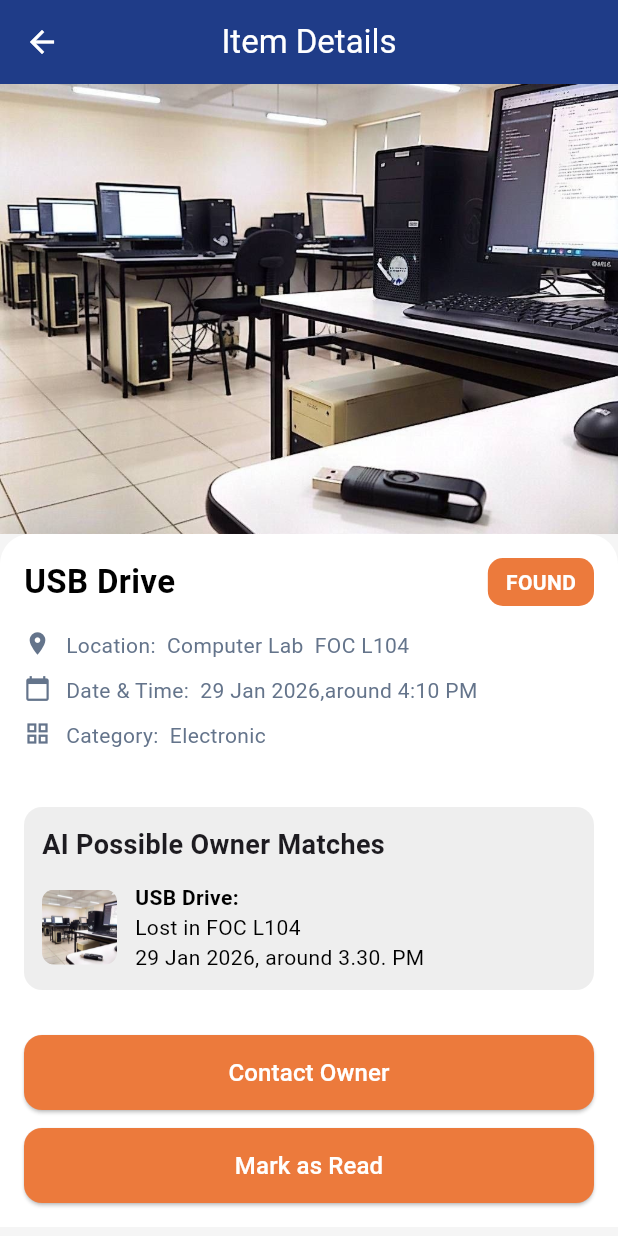
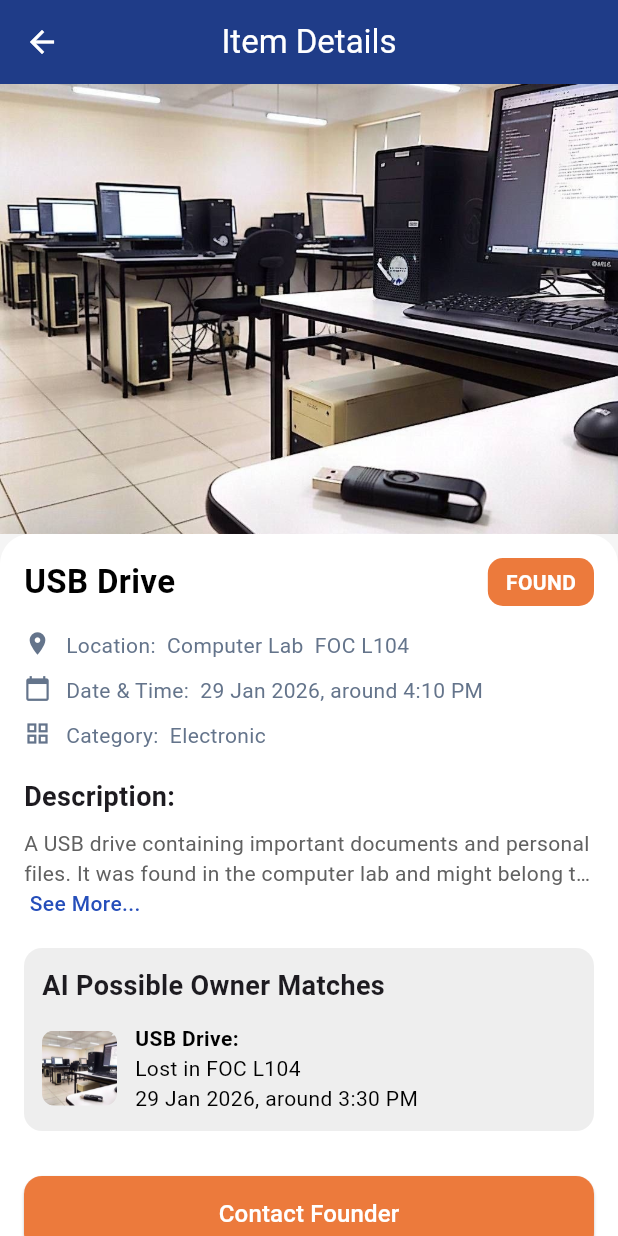
Before and after one commit to tajithtr/campus-lost-found-app, a Flutter app: the FoundItemDetailsScreen screen opened directly, on a phone screen of 412 x 824 dp. Run offline on Flutter 3.47's test engine with Material 3 defaults, Android fonts, the phone set to English and light mode, and no system bars; our stand-ins replace cloud_firestore, firebase_auth, firebase_core, image_picker; accounts and stored records are empty.

Commit message:
Refactor Lost & Found feature UIs
- Updated Found Items screen to match Lost Items screen layout and styling.
- Added proper header, search box, and Lost/Found toggle for Found Items.
- Integrated Found Item details screen with same size, padding, and spacing as Lost Item details.
- Added full description section, AI Possible Owner Matches, and consistent info rows.
- Removed redundant "Mark as Read" button, replaced with single "Contact Founder" button (orange) on Found Item details.
- Fixed navigation: top Lost/Found buttons now correctly switch between tabs.
- Ensured color scheme, fonts, and spacing match existing Lost Items UI.
- Improved IndexedStack and BottomNavigationBar handling to prevent back arrow issues.

```diff
--- a/campus_lost_found_app/lib/features/authentication/widgets/otp_box.dart
+++ /dev/null
@@ -1,20 +0,0 @@
-import 'package:flutter/material.dart';
-
-class OTPBox extends StatelessWidget {
-  const OTPBox({super.key});
-
-  @override
-  Widget build(BuildContext context) {
-    return SizedBox(
-      width: 50,
-      child: TextField(
-        textAlign: TextAlign.center,
-        maxLength: 1,
-        decoration: const InputDecoration(
-          counterText: "",
-          border: OutlineInputBorder(),
-        ),
-      ),
-    );
-  }
-}
--- a/campus_lost_found_app/lib/features/found_items/screens/found_item_details_screen.dart
+++ b/campus_lost_found_app/lib/features/found_items/screens/found_item_details_screen.dart
@@ -1,6 +1,8 @@
 import 'package:flutter/material.dart';
 
 class FoundItemDetailsScreen extends StatefulWidget {
+  const FoundItemDetailsScreen({super.key});
+
   @override
   _FoundItemDetailsScreenState createState() => _FoundItemDetailsScreenState();
 }
@@ -8,43 +10,57 @@ class FoundItemDetailsScreen extends StatefulWidget {
 class _FoundItemDetailsScreenState extends State<FoundItemDetailsScreen> {
   bool isExpanded = false;
 
+  final String description =
+      "A USB drive containing important documents and personal files. "
+      "It was found in the computer lab and might belong to a student or faculty member. "
+      "Contains important assignments, notes, and software installation files.";
+
   @override
   Widget build(BuildContext context) {
     return Scaffold(
       backgroundColor: Colors.grey[100],
       appBar: AppBar(
-        backgroundColor: Color(0xFF1F3C88),
+        backgroundColor: const Color(0xFF1F3C88),
         centerTitle: true,
         elevation: 0,
-        iconTheme: IconThemeData(color: Colors.white),
-        leading: IconButton(icon: Icon(Icons.arrow_back), onPressed: () {}),
-        title: Text("Item Details", style: TextStyle(color: Colors.white)),
+        iconTheme: const IconThemeData(color: Colors.white),
+        leading: IconButton(
+          icon: const Icon(Icons.arrow_back),
+          onPressed: () => Navigator.pop(context),
+        ),
+        title: const Text(
+          "Item Details",
+          style: TextStyle(color: Colors.white),
+        ),
       ),
       body: SingleChildScrollView(
         child: Column(
           children: [
+            // Image
             SizedBox(
               width: double.infinity,
               height: 300,
               child: Image.asset(
                 'assets/images/usb.jpg',
                 fit: BoxFit.cover,
-                alignment: Alignment(0, 0.7),
+                alignment: const Alignment(0, 0.7),
               ),
             ),
+            // Container with details
             Container(
-              padding: EdgeInsets.all(16),
-              decoration: BoxDecoration(
+              padding: const EdgeInsets.all(16),
+              decoration: const BoxDecoration(
                 color: Colors.white,
                 borderRadius: BorderRadius.vertical(top: Radius.circular(20)),
               ),
               child: Column(
                 crossAxisAlignment: CrossAxisAlignment.start,
                 children: [
+                  // Title + Status
                   Row(
                     mainAxisAlignment: MainAxisAlignment.spaceBetween,
                     children: [
-                      Text(
+                      const Text(
                         "USB Drive",
                         style: TextStyle(
                           fontSize: 22,
@@ -53,15 +69,15 @@ class _FoundItemDetailsScreenState extends State<FoundItemDetailsScreen> {
                         ),
                       ),
                       Container(
-                        padding: EdgeInsets.symmetric(
+                        padding: const EdgeInsets.symmetric(
                           horizontal: 12,
                           vertical: 6,
                         ),
                         decoration: BoxDecoration(
-                          color: const Color.fromARGB(255, 236, 122, 60),
+                          color: Color.fromARGB(255, 236, 122, 60),
                           borderRadius: BorderRadius.circular(10),
                         ),
-                        child: Text(
+                        child: const Text(
                           "FOUND",
                           style: TextStyle(
                             color: Colors.white,
@@ -71,23 +87,53 @@ class _FoundItemDetailsScreenState extends State<FoundItemDetailsScreen> {
                       ),
                     ],
                   ),
-                  SizedBox(height: 16),
+                  const SizedBox(height: 16),
+                  // Info rows
                   infoRow(
                     Icons.location_on,
                     "Location:  Computer Lab  FOC L104",
                   ),
-                  SizedBox(height: 10),
+                  const SizedBox(height: 10),
                   infoRow(
                     Icons.calendar_today,
-                    "Date & Time:  29 Jan 2026,around 4:10 PM",
+                    "Date & Time:  29 Jan 2026, around 4:10 PM",
                   ),
-                  SizedBox(height: 10),
+                  const SizedBox(height: 10),
                   infoRow(Icons.grid_view, "Category:  Electronic"),
-                  SizedBox(height: 18),
-
-                  SizedBox(height: 20),
+                  const SizedBox(height: 18),
+                  // Description
+                  const Text(
+                    "Description:",
+                    style: TextStyle(fontSize: 18, fontWeight: FontWeight.bold),
+                  ),
+                  const SizedBox(height: 8),
+                  Text(
+                    description,
+                    maxLines: isExpanded ? null : 2,
+                    overflow: isExpanded
+                        ? TextOverflow.visible
+                        : TextOverflow.ellipsis,
+                    style: TextStyle(color: Colors.grey[700]),
+                  ),
+                  if (!isExpanded)
+                    GestureDetector(
+                      onTap: () {
+                        setState(() {
+                          isExpanded = true;
+                        });
+                      },
+                      child: const Text(
+                        " See More...",
+                        style: TextStyle(
+                          color: Color(0xFF254EBA),
+                          fontWeight: FontWeight.w500,
+                        ),
+                      ),
+                    ),
+                  const SizedBox(height: 20),
+                  // AI Matches
                   Container(
-                    padding: EdgeInsets.all(12),
+                    padding: const EdgeInsets.all(12),
                     decoration: BoxDecoration(
                       color: Colors.grey[200],
                       borderRadius: BorderRadius.circular(12),
@@ -95,14 +141,14 @@ class _FoundItemDetailsScreenState extends State<FoundItemDetailsScreen> {
                     child: Column(
                       crossAxisAlignment: CrossAxisAlignment.start,
                       children: [
-                        Text(
+                        const Text(
                           "AI Possible Owner Matches",
                           style: TextStyle(
                             fontSize: 18,
                             fontWeight: FontWeight.bold,
                           ),
                         ),
-                        SizedBox(height: 12),
+                        const SizedBox(height: 12),
                         Row(
                           children: [
                             ClipRRect(
@@ -114,10 +160,10 @@ class _FoundItemDetailsScreenState extends State<FoundItemDetailsScreen> {
                                 fit: BoxFit.cover,
                               ),
                             ),
-                            SizedBox(width: 12),
+                            const SizedBox(width: 12),
                             Column(
                               crossAxisAlignment: CrossAxisAlignment.start,
-                              children: [
+                              children: const [
                                 Text(
                                   "USB Drive:",
                                   style: TextStyle(
@@ -130,7 +176,7 @@ class _FoundItemDetailsScreenState extends State<FoundItemDetailsScreen> {
                                   style: TextStyle(color: Colors.black),
                                 ),
                                 Text(
-                                  "29 Jan 2026, around 3.30. PM",
+                                  "29 Jan 2026, around 3:30 PM",
                                   style: TextStyle(color: Colors.black),
                                 ),
                               ],
@@ -140,40 +186,28 @@ class _FoundItemDetailsScreenState extends State<FoundItemDetailsScreen> {
                       ],
                     ),
                   ),
-                  SizedBox(height: 30),
+                  const SizedBox(height: 30),
+                  // Single button
                   SizedBox(
                     width: double.infinity,
                     height: 50,
                     child: ElevatedButton(
                       style: ElevatedButton.styleFrom(
-                        backgroundColor: Color.fromARGB(255, 236, 122, 60),
+                        backgroundColor: Color.fromARGB(
+                          255,
+                          236,
+                          122,
+                          60,
+                        ), // orange
                         shape: RoundedRectangleBorder(
                           borderRadius: BorderRadius.circular(12),
                         ),
                       ),
-                      onPressed: () {},
-                      child: Text(
-                        "Contact Owner",
-                        style: TextStyle(fontSize: 16, color: Colors.white),
-                      ),
-                    ),
-                  ),
-
-                  SizedBox(height: 12),
-
-                  SizedBox(
-                    width: double.infinity,
-                    height: 50,
-                    child: ElevatedButton(
-                      style: ElevatedButton.styleFrom(
-                        backgroundColor: Color.fromARGB(255, 236, 122, 60),
-                        shape: RoundedRectangleBorder(
-                          borderRadius: BorderRadius.circular(12),
-                        ),
-                      ),
-                      onPressed: () {},
-                      child: Text(
-                        "Mark as Read",
+                      onPressed: () {
+                        // TODO: add contact action
+                      },
+                      child: const Text(
+                        "Contact Founder",
                         style: TextStyle(fontSize: 16, color: Colors.white),
                       ),
                     ),
@@ -191,12 +225,12 @@ class _FoundItemDetailsScreenState extends State<FoundItemDetailsScreen> {
     return Row(
       crossAxisAlignment: CrossAxisAlignment.start,
       children: [
-        Icon(icon, size: 18, color: Color(0xFF64748B)),
-        SizedBox(width: 10),
+        Icon(icon, size: 18, color: const Color(0xFF64748B)),
+        const SizedBox(width: 10),
         Expanded(
           child: Text(
             text,
-            style: TextStyle(color: Color(0xFF64748B), fontSize: 14),
+            style: const TextStyle(color: Color(0xFF64748B), fontSize: 14),
           ),
         ),
       ],
--- a/campus_lost_found_app/lib/features/lost_items/screens/lost_item_details_screen.dart
+++ b/campus_lost_found_app/lib/features/lost_items/screens/lost_item_details_screen.dart
@@ -128,7 +128,7 @@ class _LostItemDetailsScreenState extends State<LostItemDetailsScreen> {
                       crossAxisAlignment: CrossAxisAlignment.start,
                       children: [
                         Text(
-                          "AI Possible Matches",
+                          "AI Possible Founder Matches",
                           style: TextStyle(
                             fontSize: 18,
                             fontWeight: FontWeight.bold,
@@ -185,7 +185,7 @@ class _LostItemDetailsScreenState extends State<LostItemDetailsScreen> {
                       ),
                       onPressed: () {},
                       child: Text(
-                        "Claim This Item",
+                        "Contact Owner",
                         style: TextStyle(fontSize: 16, color: Colors.white),
                       ),
                     ),
--- a/campus_lost_found_app/lib/features/lost_items/screens/lost_items_list_screen.dart
+++ b/campus_lost_found_app/lib/features/lost_items/screens/lost_items_list_screen.dart
@@ -20,38 +20,30 @@ class _LostItemsScreenState extends State<LostItemsScreen> {
     super.initState();
 
     _screens = [
-      const Scaffold(
-        body: Center(child: Text("Home Page")),
-      ), // Home tab placeholder
-      _LostTab(), // Lost Items tab
-      const Scaffold(
-        body: Center(child: Text("Found Items Page")),
-      ), // Found tab placeholder
-      const Scaffold(
-        body: Center(child: Text("Profile Page")),
-      ), // Profile tab placeholder
+      const Scaffold(body: Center(child: Text("Home Page"))),
+      _LostTab(),
+      const Scaffold(body: Center(child: Text("Found Items Page"))),
+      const Scaffold(body: Center(child: Text("Profile Page"))),
     ];
   }
 
   void _onBottomNavTap(int index) {
-    if (_selectedIndex == index) return; // do nothing if already on this tab
+    if (_selectedIndex == index) return;
+
     setState(() {
       _selectedIndex = index;
     });
 
-    // Optional navigation using AppRoutes if needed:
     switch (index) {
       case 0:
         AppRoutes.goTo(context, AppRoutes.home);
         break;
       case 1:
-        // Already here
         break;
       case 2:
         AppRoutes.goTo(context, AppRoutes.foundItems);
         break;
       case 3:
-        // Navigate to profile page
         break;
     }
   }
@@ -74,7 +66,7 @@ class _LostTab extends StatelessWidget {
   Widget build(BuildContext context) {
     return Column(
       children: [
-        // AppBar replacement for IndexedStack tab
+        // Header
         Container(
           color: const Color(0xFF1F3C88),
           padding: const EdgeInsets.only(
@@ -100,10 +92,11 @@ class _LostTab extends StatelessWidget {
                   textAlign: TextAlign.center,
                 ),
               ),
-              const SizedBox(width: 48), // placeholder to balance back button
+              const SizedBox(width: 48),
             ],
           ),
         ),
+
         Expanded(
           child: SingleChildScrollView(
             padding: const EdgeInsets.all(16),
@@ -127,8 +120,10 @@ class _LostTab extends StatelessWidget {
                     ),
                   ),
                 ),
+
                 const SizedBox(height: 16),
-                // Lost / Found Toggle (static for now)
+
+                // 🔥 FIXED TOGGLE ROW
                 Row(
                   children: [
                     Expanded(
@@ -149,8 +144,14 @@ class _LostTab extends StatelessWidget {
                         ),
                       ),
                     ),
+
                     const SizedBox(width: 10),
+
                     Expanded(
+                      child: GestureDetector(
+                        onTap: () {
+                          AppRoutes.goTo(context, AppRoutes.foundItems);
+                        },
                         child: Container(
                           padding: const EdgeInsets.symmetric(vertical: 14),
                           decoration: BoxDecoration(
@@ -169,10 +170,12 @@ class _LostTab extends StatelessWidget {
                           ),
                         ),
                       ),
+                    ),
                   ],
                 ),
+
                 const SizedBox(height: 20),
-                // Lost Item Card
+
                 _LostItemCard(),
               ],
             ),
@@ -219,7 +222,9 @@ class _LostItemCard extends StatelessWidget {
               ),
             ),
           ),
+
           const SizedBox(width: 12),
+
           Expanded(
             child: Column(
               crossAxisAlignment: CrossAxisAlignment.start,
@@ -228,7 +233,9 @@ class _LostItemCard extends StatelessWidget {
                   "Black Wallet",
                   style: TextStyle(fontSize: 16, fontWeight: FontWeight.bold),
                 ),
+
                 const SizedBox(height: 6),
+
                 Row(
                   children: [
                     const Icon(Icons.location_on, size: 14, color: Colors.grey),
@@ -241,7 +248,9 @@ class _LostItemCard extends StatelessWidget {
                     ),
                   ],
                 ),
+
                 const SizedBox(height: 4),
+
                 Row(
                   children: [
                     const Icon(
@@ -256,7 +265,9 @@ class _LostItemCard extends StatelessWidget {
                     ),
                   ],
                 ),
+
                 const SizedBox(height: 8),
+
                 GestureDetector(
                   onTap: () {
                     Navigator.push(
```
Lines whose indentation alone changed are shown as unchanged.
